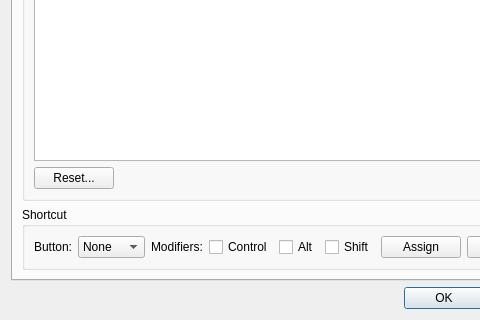
trevorsandy/lpub3d-ci, file lclib/qt/lc_qpreferencesdialog.ui: the form before one commit; both pictures show x 0 to 480 and y 231 to 551 of the 581 by 551 pixel window.
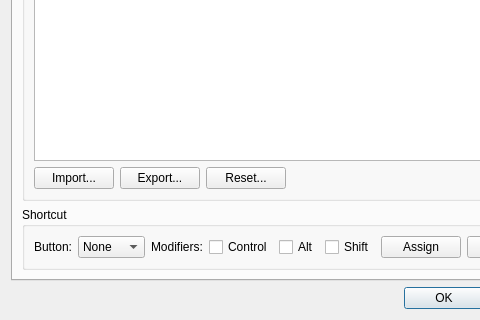
The form after the commit. The open tabs and pages were chosen to show the change. Icons and pictures are not drawn.

```diff
--- a/lclib/qt/lc_qpreferencesdialog.ui
+++ b/lclib/qt/lc_qpreferencesdialog.ui
@@ -1676,6 +1676,20 @@
               </item>
               <item>
                <layout class="QHBoxLayout" name="horizontalLayout_13">
+                <item>
+                 <widget class="QPushButton" name="MouseImportButton">
+                  <property name="text">
+                   <string>Import...</string>
+                  </property>
+                 </widget>
+                </item>
+                <item>
+                 <widget class="QPushButton" name="MouseExportButton">
+                  <property name="text">
+                   <string>Export...</string>
+                  </property>
+                 </widget>
+                </item>
                 <item>
                  <widget class="QPushButton" name="mouseReset">
                   <property name="text">
```
Left out of the diff: 14 changed lines with no effect on the pictures.
